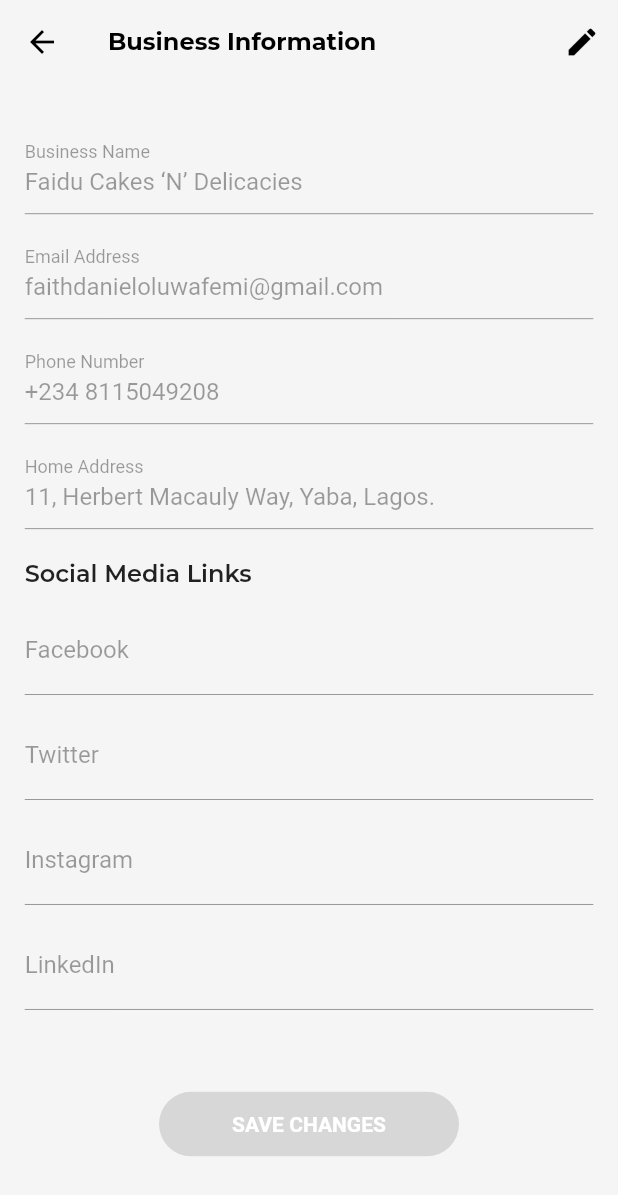
After one commit to musjib999/blusearch, a Flutter app: the BusinessAccount screen opened directly, after a tap on "Business Information", on a phone screen of 412 x 824 dp. The commit adds this screen. Shown: the top 1195 px of the screen. Run offline on Flutter 3.47's test engine with Material 2 defaults, Android fonts, the phone set to English and light mode, and no system bars; drawn by our look-alikes of rounded_loading_button; our stand-ins replace dots_indicator, equatable, flutter_bloc, flutter_svg, google_fonts, image_picker and 3 more.

Commit message:
business profile: business information, business verification

```diff
--- /dev/null
+++ b/lib/app/core/services/services.dart
@@ -0,0 +1 @@
+export 'media_service.dart';
--- a/lib/app/data/constant.dart
+++ b/lib/app/data/constant.dart
@@ -10,6 +10,7 @@ class AppAsset{
   static const String instagram = 'assets/images/instagram.png';
   static const String twitter = 'assets/images/twitter.png';
   static const String linkedin = 'assets/images/linkedin.png';
+  static const String cancel = 'assets/svg/cancel.svg';
 }
 
 enum SnackBarStatus{
--- a/lib/app/index.dart
+++ b/lib/app/index.dart
@@ -4,3 +4,4 @@ export 'data/data.dart';
 export 'core/core.dart';
 export 'configs/configs.dart';
 export 'package:flutter/material.dart';
+export 'package:image_picker/image_picker.dart';
--- a/lib/app/presentation/auth/widgets/auth_text_field.dart
+++ b/lib/app/presentation/auth/widgets/auth_text_field.dart
@@ -7,8 +7,9 @@ class AppTextField extends StatelessWidget {
   final double? width;
   final bool? enabled;
   final int? maxLines;
+  final IconData? suffixIcon;
   final String? Function(String?)? validator;
-  const AppTextField({Key? key, required this.controller, required this.hintText, this.obscureText, this.validator, this.width, this.enabled = true, this.maxLines}) : super(key: key);
+  const AppTextField({Key? key, required this.controller, required this.hintText, this.obscureText, this.validator, this.width, this.enabled = true, this.maxLines, this.suffixIcon}) : super(key: key);
 
   @override
   Widget build(BuildContext context) {
@@ -21,6 +22,7 @@ class AppTextField extends StatelessWidget {
         enabled: enabled,
         decoration: InputDecoration(
           labelText: hintText,
+          suffixIcon: Icon(suffixIcon),
         ),
       ),
     );
--- a/lib/app/presentation/business/business.dart
+++ b/lib/app/presentation/business/business.dart
@@ -1,2 +1,3 @@
 export 'dashboard/dashboard.dart';
 export 'stock/stock.dart';
+export 'profile/profile.dart';
--- /dev/null
+++ b/lib/app/presentation/business/profile/profile.dart
@@ -0,0 +1 @@
+export 'screens/screens.dart';
--- /dev/null
+++ b/lib/app/presentation/business/profile/screens/business_information.dart
@@ -0,0 +1,127 @@
+import 'package:blusearch/app/index.dart';
+
+class BusinessInformation extends StatefulWidget {
+  static Route route() => MaterialPageRoute(
+        builder: (_) => const BusinessInformation(),
+      );
+  const BusinessInformation({Key? key}) : super(key: key);
+
+  @override
+  State<BusinessInformation> createState() => _BusinessInformationState();
+}
+
+class _BusinessInformationState extends State<BusinessInformation> {
+  TextEditingController businessName = TextEditingController();
+  TextEditingController phone = TextEditingController();
+  TextEditingController email = TextEditingController();
+  TextEditingController address = TextEditingController();
+  RoundedLoadingButtonController saveBtn = RoundedLoadingButtonController();
+  bool enableTextFields = false;
+  @override
+  void initState() {
+    super.initState();
+    setState(() {
+      businessName.text = 'Faidu Cakes ‘N’ Delicacies';
+      phone.text = '+234 8115049208';
+      email.text = 'faithdanieloluwafemi@gmail.com';
+      address.text = '11, Herbert Macauly Way, Yaba, Lagos.';
+    });
+  }
+
+  @override
+  Widget build(BuildContext context) {
+    return Scaffold(
+      appBar: AppBar(
+        title: const Text('Business Information'),
+        actions: [
+          IconButton(
+            icon: const Icon(Icons.edit),
+            onPressed: () {
+              setState(() {
+                enableTextFields = true;
+              });
+            },
+          ),
+        ],
+      ),
+      body: SingleChildScrollView(
+        child: Container(
+          margin: EdgeInsets.all(12.sp),
+          child: Column(
+            crossAxisAlignment: CrossAxisAlignment.start,
+            children: [
+              SizedBox(height: 8.sp),
+              AppTextField(
+                controller: businessName,
+                hintText: 'Business Name',
+                enabled: enableTextFields,
+              ),
+              SizedBox(height: 8.sp),
+              AppTextField(
+                controller: email,
+                hintText: 'Email Address',
+                enabled: false,
+              ),
+              SizedBox(height: 8.sp),
+              AppTextField(
+                controller: phone,
+                hintText: 'Phone Number',
+                enabled: enableTextFields,
+              ),
+              SizedBox(height: 8.sp),
+              AppTextField(
+                controller: address,
+                hintText: 'Home Address',
+                enabled: enableTextFields,
+              ),
+              SizedBox(height: 15.sp),
+              Text(
+                'Social Media Links',
+                style: GoogleFonts.montserrat(
+                    fontSize: 16, fontWeight: FontWeight.w600,
+                ),
+              ),
+              SizedBox(height: 8.sp),
+              AppTextField(
+                controller: TextEditingController(),
+                hintText: 'Facebook',
+                enabled: enableTextFields,
+              ),
+              SizedBox(height: 8.sp),
+              AppTextField(
+                controller: TextEditingController(),
+                hintText: 'Twitter',
+                enabled: enableTextFields,
+              ),
+              SizedBox(height: 8.sp),
+              AppTextField(
+                controller: TextEditingController(),
+                hintText: 'Instagram',
+                enabled: enableTextFields,
+              ),
+              SizedBox(height: 8.sp),
+              AppTextField(
+                controller: TextEditingController(),
+                hintText: 'LinkedIn',
+                enabled: enableTextFields,
+              ),
+              SizedBox(height: 40.sp),
+              PrimaryButton(
+                controller: saveBtn,
+                title: 'SAVE CHANGES',
+                onTap: enableTextFields == false
+                    ? null
+                    : () {
+                        saveBtn.stop();
+                      },
+                color: enableTextFields == false
+                    ? AppColors.inputGrey
+                    : AppColors.primaryColor,
+              ),
+            ],
+          ),
+        ),
+      ),
+    );
+  }
+}
--- /dev/null
+++ b/lib/app/presentation/business/profile/screens/business_profile.dart
@@ -0,0 +1,108 @@
+import 'package:blusearch/app/index.dart';
+
+class BusinessAccount extends StatelessWidget {
+  const BusinessAccount({Key? key}) : super(key: key);
+
+  @override
+  Widget build(BuildContext context) {
+    return Scaffold(
+      appBar: AppBar(
+        title: const Text('My Account'),
+      ),
+      body: Container(
+        margin: EdgeInsets.all(12.sp),
+        child: Column(
+          crossAxisAlignment: CrossAxisAlignment.center,
+          children: [
+            SizedBox(height: 10.sp),
+            const Center(
+              child: CircleAvatar(
+                radius: 40.0,
+                backgroundColor: AppColors.inputGrey,
+                backgroundImage: AssetImage(AppAsset.business1),
+              ),
+            ),
+            SizedBox(height: 7.sp),
+            Center(
+              child: Text(
+                'Faidu Cakes ‘N’ Delicacies',
+                style: GoogleFonts.montserrat(
+                    fontSize: 20, fontWeight: FontWeight.w600,
+                ),
+              ),
+            ),
+            SizedBox(height: 40.sp),
+            ListTile(
+              onTap: () => context.push(route: BusinessInformation.route()),
+              shape: RoundedRectangleBorder(
+                  side: const BorderSide(
+                    color: AppColors.inputGrey,
+                  ),
+                  borderRadius: BorderRadius.circular(8.0)),
+              leading: const Icon(Ionicons.person_circle),
+              title: const Text('Business Information'),
+              trailing: const Icon(Icons.arrow_forward_ios),
+            ),
+            SizedBox(height: 15.sp),
+            ListTile(
+              onTap: () => context.push(route: BusinessVerification.route()),
+              shape: RoundedRectangleBorder(
+                  side: const BorderSide(
+                    color: AppColors.inputGrey,
+                  ),
+                  borderRadius: BorderRadius.circular(8.0)),
+              leading: const Icon(Ionicons.person_circle),
+              title: const Text('Business Verification'),
+              trailing: const Icon(Icons.arrow_forward_ios),
+            ),
+            SizedBox(height: 15.sp),
+            ListTile(
+              onTap: () => context.push(route: AccountSettings.route()),
+              shape: RoundedRectangleBorder(
+                  side: const BorderSide(
+                    color: AppColors.inputGrey,
+                  ),
+                  borderRadius: BorderRadius.circular(8.0)),
+              leading: const Icon(Icons.manage_accounts_sharp),
+              title: const Text('Account Settings'),
+              trailing: const Icon(Icons.arrow_forward_ios),
+            ),
+            SizedBox(height: 15.sp),
+            ListTile(
+              onTap: () => context.push(route: BankAndCardDetails.route()),
+              shape: RoundedRectangleBorder(
+                  side: const BorderSide(
+                    color: AppColors.inputGrey,
+                  ),
+                  borderRadius: BorderRadius.circular(8.0)),
+              leading: const Icon(Ionicons.card),
+              title: const Text('Bank and Card Details'),
+              trailing: const Icon(Icons.arrow_forward_ios),
+            ),
+            SizedBox(height: 15.sp),
+            ListTile(
+              onTap: () => context.showAppDialog(content: const  LogoutDialog()),
+              shape: RoundedRectangleBorder(
+                  side: const BorderSide(
+                    color: AppColors.errorRed,
+                  ),
+                  borderRadius: BorderRadius.circular(8.0)),
+              leading: const Icon(
+                Icons.logout,
+                color: AppColors.errorRed,
+              ),
+              title: const Text(
+                'Logout',
+                style: TextStyle(color: AppColors.errorRed),
+              ),
+              trailing: const Icon(
+                Icons.arrow_forward_ios,
+                color: AppColors.errorRed,
+              ),
+            )
+          ],
+        ),
+      ),
+    );
+  }
+}
--- /dev/null
+++ b/lib/app/presentation/business/profile/screens/screens.dart
@@ -0,0 +1,3 @@
+export 'business_information.dart';
+export 'business_profile.dart';
+export 'business_verification.dart';
--- a/lib/app/presentation/investor/home/widgets/bottom_nav.dart
+++ b/lib/app/presentation/investor/home/widgets/bottom_nav.dart
@@ -96,5 +96,5 @@ List<Widget> businessMenu = [
   const Dashboard(),
   const Stock(),
   const Chat(),
-  Container()
+  const BusinessAccount()
 ];
--- a/pubspec.yaml
+++ b/pubspec.yaml
@@ -46,6 +46,7 @@ dependencies:
   pinput: ^2.2.16
   intl: ^0.17.0
   dots_indicator: ^2.1.0
+  image_picker: ^0.8.6
 
 
 dev_dependencies:
```
Also changed, not shown: lib/app/core/services/media_service.dart (added, +10 -0 lines), lib/app/presentation/auth/screens/register/business/profile/setup/profile_picture.dart (+23 -4 lines), lib/app/presentation/business/profile/screens/business_verification.dart (added, +59 -0 lines), assets/svg/cancel.svg (added), pubspec.lock, 2 other files.
